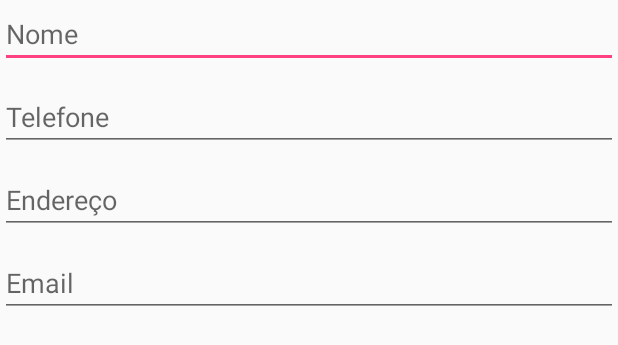
After one commit to RaquelFernandes/contatosAndroidKenniston, an Android app: the layout celula_lista.xml on its own in the app's theme, with its tools: preview values and no code run, on a phone screen of 412 x 824 dp. The commit adds this screen. Shown: the top 345 px of the screen. Run offline under Robolectric (Android 15) with nearby library versions, the phone set to English and light mode, and no system bars.

Commit message:
Lista de Usuarios

```diff
--- a/app/src/main/java/br/iesb/contatos/Activities/MainActivity.java
+++ b/app/src/main/java/br/iesb/contatos/Activities/MainActivity.java
@@ -86,7 +86,8 @@ public class MainActivity extends AppCompatActivity {
         btnLista.setOnClickListener(new View.OnClickListener() {
             @Override
             public void onClick(View v) {
-                listarUsuario();
+                Intent lista = new Intent(MainActivity.this, ListarUsuario.class);
+                startActivity(lista);
             }
         });
 
--- a/app/src/main/res/layout/activity_main.xml
+++ b/app/src/main/res/layout/activity_main.xml
@@ -108,7 +108,7 @@
         <Button
             android:layout_width="wrap_content"
             android:layout_height="wrap_content"
-            android:text="@string/btn_salvar"
+            android:text="@string/btn_lista"
             android:textColor="#8b0007"
             android:background="#e13333"
             android:id="@+id/btn_lista" />
--- /dev/null
+++ b/app/src/main/res/layout/celula_lista.xml
@@ -0,0 +1,41 @@
+<?xml version="1.0" encoding="utf-8"?>
+<LinearLayout xmlns:android="http://schemas.android.com/apk/res/android"
+    android:layout_width="match_parent"
+    android:layout_height="match_parent"
+    android:orientation="vertical"
+    android:id="@+id/layout_lista_usuario">
+
+    <EditText
+        android:layout_width="match_parent"
+        android:layout_height="wrap_content"
+        android:inputType="textPersonName"
+        android:hint="Nome"
+        android:id="@+id/txtUsuarioNome"
+        android:layout_marginBottom="10dp"/>
+
+    <EditText
+        android:layout_width="match_parent"
+        android:layout_height="wrap_content"
+        android:inputType="textPersonName"
+        android:hint="Telefone"
+        android:id="@+id/txtUsuarioTelefone"
+        android:layout_marginBottom="10dp" />
+
+    <EditText
+        android:layout_width="match_parent"
+        android:layout_height="wrap_content"
+        android:inputType="textPersonName"
+        android:hint="Endereço"
+        android:id="@+id/txtUsuarioEndereco"
+        android:layout_marginBottom="10dp" />
+
+
+    <EditText
+        android:layout_width="match_parent"
+        android:layout_height="wrap_content"
+        android:inputType="textPersonName"
+        android:hint="Email"
+        android:id="@+id/txtUsuarioEmail"
+        android:layout_marginBottom="10dp"/>
+
+</LinearLayout>
--- a/app/src/main/res/values/strings.xml
+++ b/app/src/main/res/values/strings.xml
@@ -10,4 +10,5 @@
     <string name="btn_tela_cadastro">Cadastrar</string>
     <string name="btn_salvar">Salvar</string>
     <string name="confirmarSenha">Confirmar Senha</string>
+    <string name="btn_lista">Lista</string>
 </resources>
```
Also changed, not shown: app/src/main/AndroidManifest.xml (+4 -4 lines), app/src/main/java/br/iesb/contatos/Activities/ListarUsuario.java (added, +52 -0 lines), app/src/main/java/br/iesb/contatos/Adapter/UsuarioAdapter.java (added, +52 -0 lines), app/src/main/res/layout/activity_listar_usuario.xml (added, +19 -0 lines).
